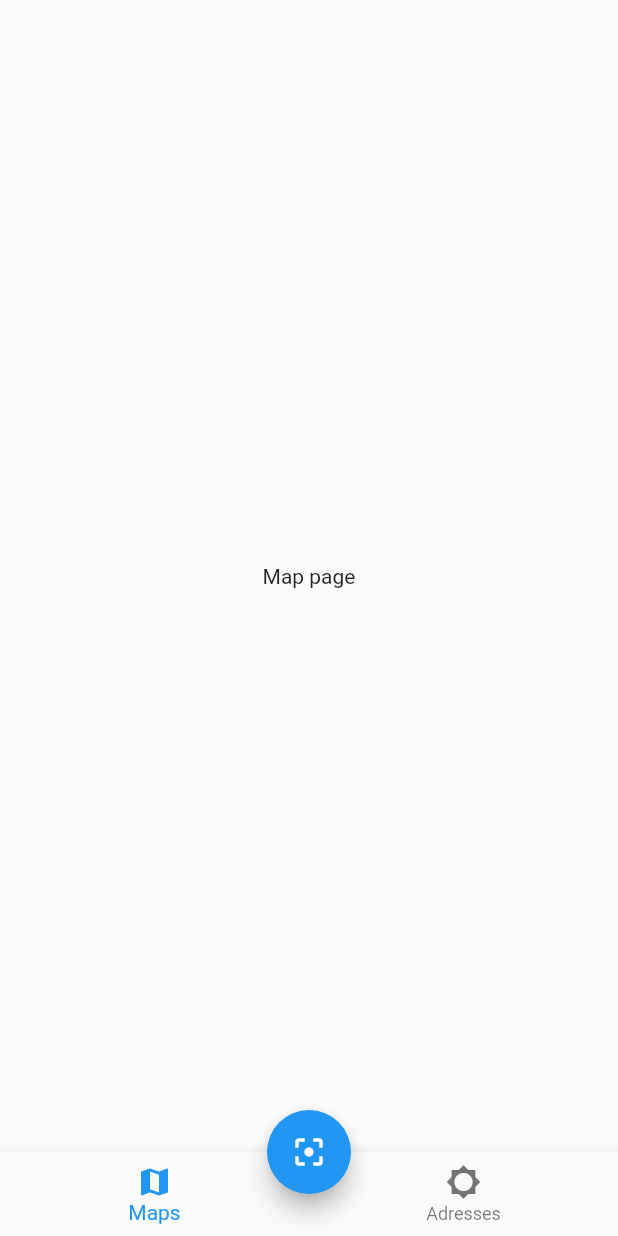
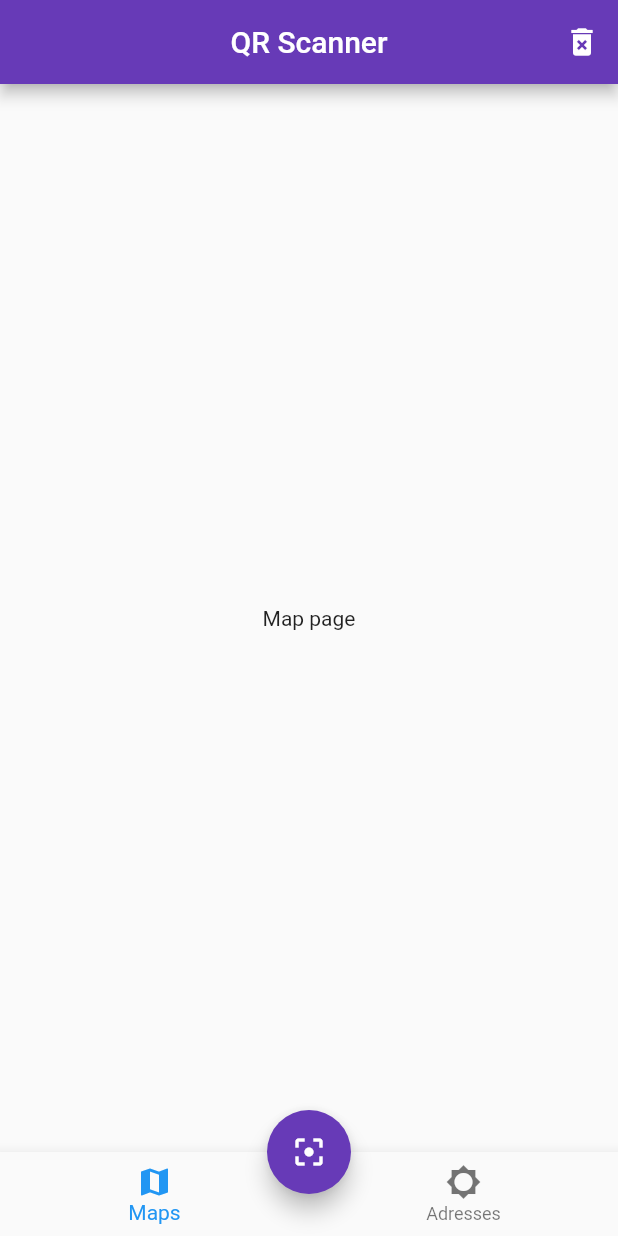
Before and after one commit to JCamiloo/QRReader, a Flutter app: the screen it shows after launch, after a tap on the "filter center focus" icon, on a phone screen of 412 x 824 dp. Run offline on Flutter 3.47's test engine with Material 2 defaults, Android fonts, the phone set to English and light mode, and no system bars; missing offline and left inert: barcode_scan.

Commit message:
qrcode plugin added

```diff
--- a/lib/main.dart
+++ b/lib/main.dart
@@ -13,6 +13,9 @@ class MyApp extends StatelessWidget {
       routes: {
         'home': (BuildContext context) => HomePage()
       },
+      theme: ThemeData(
+        primaryColor: Colors.deepPurple
+      ),
     );
   }
 }
--- a/lib/src/pages/home_page.dart
+++ b/lib/src/pages/home_page.dart
@@ -1,6 +1,7 @@
 import 'package:flutter/material.dart';
 import 'package:qrreader/src/pages/adresses_page.dart';
 import 'package:qrreader/src/pages/maps_page.dart';
+import 'package:barcode_scan/barcode_scan.dart';
 
 class HomePage extends StatefulWidget {
 
@@ -15,9 +16,20 @@ class _HomePageState extends State<HomePage> {
   @override
   Widget build(BuildContext context) {
     return Scaffold(
+      appBar: AppBar(
+        centerTitle: true,
+        title: Text('QR Scanner'),
+        actions: <Widget>[
+          IconButton(
+            icon: Icon(Icons.delete_forever),
+            onPressed: () {},
+          ),
+
+        ],
+      ),
       body: _callPage(currentIndex),
       bottomNavigationBar: _createBottomNavigationBar(),
-      floatingActionButton: _createFloatingActionButton(),
+      floatingActionButton: _createFloatingActionButton(context),
       floatingActionButtonLocation: FloatingActionButtonLocation.centerDocked,
     );
   }
@@ -51,10 +63,24 @@ class _HomePageState extends State<HomePage> {
     );
   }
 
-  Widget _createFloatingActionButton() {
+  Widget _createFloatingActionButton(BuildContext context) {
     return FloatingActionButton(
       child: Icon(Icons.filter_center_focus),
-      onPressed: () {},
+      onPressed: _scanQR,
+      backgroundColor: Theme.of(context).primaryColor
     );
   }
+
+  _scanQR() async {
+    // https://pub.dev/packages/barcode_scan/versions
+    // geo:40.62737197776518,-73.92354383906253
+    String result = '';
+    try {
+      result = await BarcodeScanner.scan();
+      print(result);
+    } catch(e) {
+      result = e.toString();
+      print(result);
+    }
+  }
 }
--- a/pubspec.yaml
+++ b/pubspec.yaml
@@ -23,6 +23,7 @@ dependencies:
   # The following adds the Cupertino Icons font to your application.
   # Use with the CupertinoIcons class for iOS style icons.
   cupertino_icons: ^0.1.2
+  barcode_scan: 1.0.0
 
 dev_dependencies:
   flutter_test:
```
Also changed, not shown: pubspec.lock, 2 other files.
